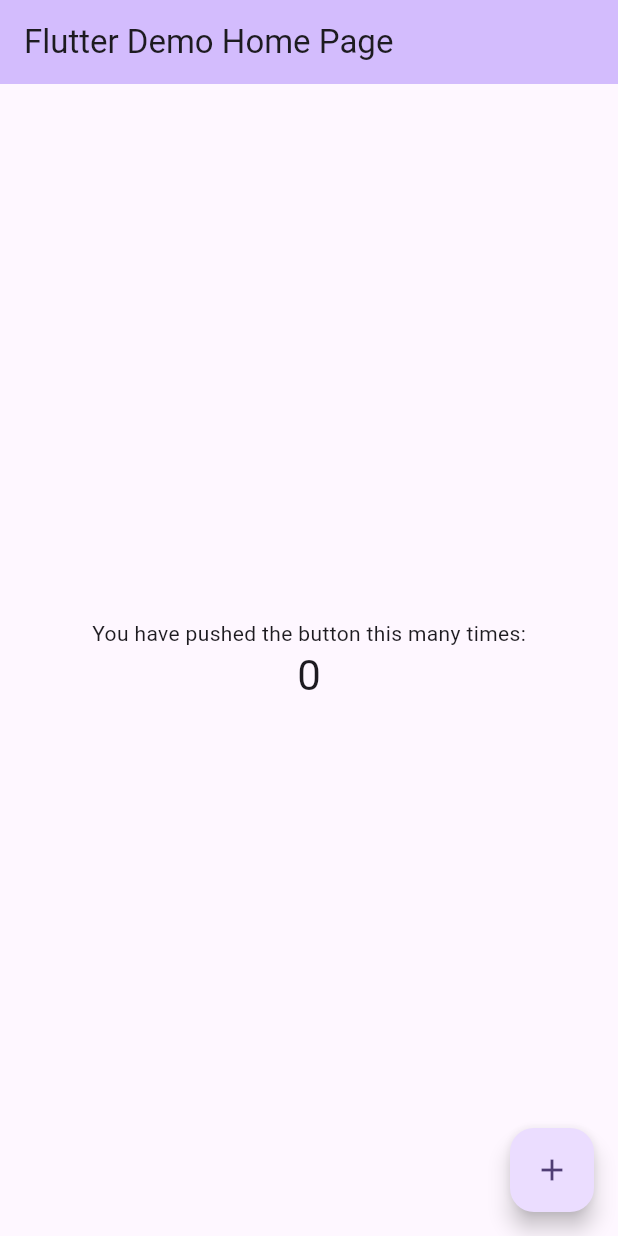
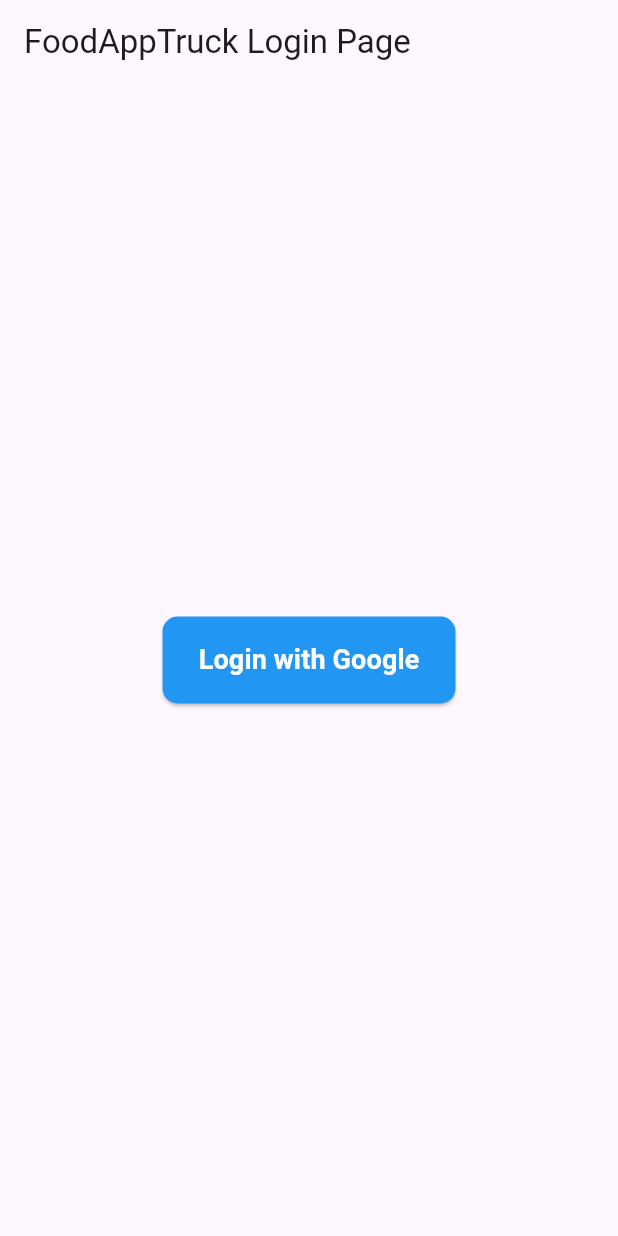
Before and after one commit to transito23/foodTruckStandApp, a Flutter app: the screen it shows after launch, on a phone screen of 412 x 824 dp. Run offline on Flutter 3.47's test engine with Material 3 defaults, Android fonts, the light colour scheme and no system bars; our stand-ins replace cloud_firestore, firebase_auth, firebase_core, firebase_storage, geolocator, google_sign_in and 1 more; accounts and stored records are empty; generated files the repository leaves out were written again.

Commit message:
login & photoform

```diff
--- /dev/null
+++ b/foodapptruck/lib/login.dart
@@ -0,0 +1,199 @@
+import 'package:firebase_auth/firebase_auth.dart';
+import 'package:foodapptruck/Photoform.dart';
+import 'package:flutter/foundation.dart';
+import 'package:flutter/material.dart';
+import 'package:google_sign_in/google_sign_in.dart';
+import 'package:firebase_core/firebase_core.dart';
+import 'firebase_options.dart';
+import 'package:cloud_firestore/cloud_firestore.dart';
+
+class LoginPage extends StatefulWidget {
+  const LoginPage({super.key});
+
+  @override
+  State<LoginPage> createState() => _LoginPageState();
+}
+
+class _LoginPageState extends State<LoginPage> {
+  bool _initialized = false;
+  UserCredential? _userCredential;
+  GoogleSignInAccount? googleUser;
+
+  Future<void> initializeDefault() async {
+    FirebaseApp app = await Firebase.initializeApp(
+      options: DefaultFirebaseOptions.currentPlatform,
+    );
+    _initialized = true;
+    if (kDebugMode) {
+      print("Initialized default app $app");
+    }
+  }
+
+  Future<UserCredential> signInWithGoogle() async {
+    if (!_initialized) {
+      await initializeDefault();
+    }
+    // Trigger the authentication flow
+    googleUser = await GoogleSignIn().signIn();
+
+    if (kDebugMode) {
+      if (googleUser != null) {
+        print(googleUser!.displayName);
+      }
+    }
+
+    // Obtain the auth details from the request
+    final GoogleSignInAuthentication? googleAuth =
+        await googleUser?.authentication;
+
+    // Create a new credential
+    final credential = GoogleAuthProvider.credential(
+      accessToken: googleAuth?.accessToken,
+      idToken: googleAuth?.idToken,
+    );
+
+    // Once signed in, return the UserCredential
+    _userCredential =
+        await FirebaseAuth.instance.signInWithCredential(credential);
+    setState(() {});
+    return _userCredential!;
+  }
+
+  @override
+  void initState() {
+    // TODO: implement initState
+    super.initState();
+  }
+
+  @override
+  Widget build(BuildContext context) {
+    if (googleUser != null) {
+      return Scaffold(
+          appBar: AppBar(
+            title: const Text('Food Trucks Page'),
+            actions: [
+              IconButton(
+                onPressed: logout,
+                icon: Icon(Icons.logout),
+              ),
+            ],
+          ),
+          body: Center(
+            child: Column(
+              mainAxisAlignment: MainAxisAlignment.center,
+              children: getBody(),
+            ),
+          ),
+          floatingActionButton: FloatingActionButton(
+            onPressed: () {
+              Navigator.push(
+                context,
+                MaterialPageRoute(builder: (context) => const MyHomePage()),
+              );
+            },
+            child: const Icon(Icons.add_a_photo),
+            foregroundColor: Colors.amber,
+          ));
+    } else {
+      return Scaffold(
+        appBar: AppBar(
+          title: const Text('FoodAppTruck Login Page'),
+        ),
+        body: Center(
+          child: Column(
+            mainAxisAlignment: MainAxisAlignment.center,
+            children: getBody(),
+          ),
+        ),
+      );
+    }
+  }
+
+  Future<void> logout() async {
+    FirebaseAuth.instance.signOut();
+    GoogleSignIn().signOut();
+    setState(() {
+      googleUser = null;
+    });
+  }
+
+  List<Widget> getBody() {
+    List<Widget> body = [];
+    if (googleUser == null) {
+      body.add(ElevatedButton(
+        style: ElevatedButton.styleFrom(
+          backgroundColor: Colors.blue, // Button background color
+          foregroundColor: Colors.white, // Text color
+          shape: RoundedRectangleBorder(
+            borderRadius: BorderRadius.circular(10.0),
+          ),
+          padding: const EdgeInsets.symmetric(vertical: 16.0, horizontal: 24.0),
+        ),
+        onPressed: () {
+          signInWithGoogle();
+        },
+        child: const Text(
+          'Login with Google',
+          style: TextStyle(
+            fontSize: 18.0,
+            fontWeight: FontWeight.bold,
+          ),
+        ),
+      ));
+    } else {
+      body.add(StreamBuilder(
+          stream: FirebaseFirestore.instance.collection('photos').snapshots(),
+          builder: ((context, snapshot) {
+            if (snapshot.hasError) {
+              if (kDebugMode) {
+                print(snapshot.error.toString());
+              }
+              return Text(snapshot.error.toString());
+            }
+            if (!snapshot.hasData) {
+              return const Text("Loading Photos...");
+            }
+            return Expanded(
+                child: ListView.builder(
+              itemCount: snapshot.data!.docs.length,
+              itemBuilder: ((context, index) {
+                return Text(snapshot.data!.docs[index]["title"]);
+              }),
+              shrinkWrap: true,
+            ));
+          })));
+      body.add(ListTile(
+          leading: GoogleUserCircleAvatar(identity: googleUser!),
+          title: Text(googleUser!.displayName ?? ""),
+          subtitle: Text(googleUser!.email ?? ""),
+          tileColor: Colors.blue,
+          shape: RoundedRectangleBorder(
+            borderRadius: BorderRadius.circular(10.0),
+          )));
+      body.add(ElevatedButton(
+        style: ElevatedButton.styleFrom(
+          foregroundColor: Color.fromARGB(255, 244, 168, 54), // Text color
+          shape: RoundedRectangleBorder(
+            borderRadius: BorderRadius.circular(10.0),
+          ),
+          padding: const EdgeInsets.symmetric(vertical: 16.0, horizontal: 24.0),
+        ),
+        onPressed: () {
+          FirebaseAuth.instance.signOut();
+          GoogleSignIn().signOut();
+          setState(() {
+            googleUser = null;
+          });
+        },
+        child: const Text(
+          'Logout',
+          style: TextStyle(
+            fontSize: 12.0,
+            fontWeight: FontWeight.bold,
+          ),
+        ),
+      ));
+    }
+    return body;
+  }
+}
--- a/foodapptruck/lib/main.dart
+++ b/foodapptruck/lib/main.dart
@@ -1,125 +1,136 @@
 import 'package:flutter/material.dart';
+import 'package:foodapptruck/login.dart';
+import 'package:google_sign_in/google_sign_in.dart';
+
+GoogleSignIn _googleSignIn = GoogleSignIn(
+  scopes: [
+    'email',
+  ],
+);
 
 void main() {
-  runApp(const MyApp());
+  runApp(const MaterialApp(
+    title: 'Navigation Basics',
+    home: LoginPage(),
+  ));
 }
 
-class MyApp extends StatelessWidget {
-  const MyApp({super.key});
+// class MyApp extends StatelessWidget {
+//   const MyApp({super.key});
 
-  // This widget is the root of your application.
-  @override
-  Widget build(BuildContext context) {
-    return MaterialApp(
-      title: 'Flutter Demo',
-      theme: ThemeData(
-        // This is the theme of your application.
-        //
-        // TRY THIS: Try running your application with "flutter run". You'll see
-        // the application has a blue toolbar. Then, without quitting the app,
-        // try changing the seedColor in the colorScheme below to Colors.green
-        // and then invoke "hot reload" (save your changes or press the "hot
-        // reload" button in a Flutter-supported IDE, or press "r" if you used
-        // the command line to start the app).
-        //
-        // Notice that the counter didn't reset back to zero; the application
-        // state is not lost during the reload. To reset the state, use hot
-        // restart instead.
-        //
-        // This works for code too, not just values: Most code changes can be
-        // tested with just a hot reload.
-        colorScheme: ColorScheme.fromSeed(seedColor: Colors.deepPurple),
-        useMaterial3: true,
-      ),
-      home: const MyHomePage(title: 'Flutter Demo Home Page'),
-    );
-  }
-}
+//   // This widget is the root of your application.
+//   @override
+//   Widget build(BuildContext context) {
+//     return MaterialApp(
+//       title: 'Flutter Demo',
+//       theme: ThemeData(
+//         // This is the theme of your application.
+//         //
+//         // TRY THIS: Try running your application with "flutter run". You'll see
+//         // the application has a blue toolbar. Then, without quitting the app,
+//         // try changing the seedColor in the colorScheme below to Colors.green
+//         // and then invoke "hot reload" (save your changes or press the "hot
+//         // reload" button in a Flutter-supported IDE, or press "r" if you used
+//         // the command line to start the app).
+//         //
+//         // Notice that the counter didn't reset back to zero; the application
+//         // state is not lost during the reload. To reset the state, use hot
+//         // restart instead.
+//         //
+//         // This works for code too, not just values: Most code changes can be
+//         // tested with just a hot reload.
+//         colorScheme: ColorScheme.fromSeed(seedColor: Colors.deepPurple),
+//         useMaterial3: true,
+//       ),
+//       home: const MyHomePage(title: 'Flutter Demo Home Page'),
+//     );
+//   }
+// }
 
-class MyHomePage extends StatefulWidget {
-  const MyHomePage({super.key, required this.title});
+// class MyHomePage extends StatefulWidget {
+//   const MyHomePage({super.key, required this.title});
 
-  // This widget is the home page of your application. It is stateful, meaning
-  // that it has a State object (defined below) that contains fields that affect
-  // how it looks.
+//   // This widget is the home page of your application. It is stateful, meaning
+//   // that it has a State object (defined below) that contains fields that affect
+//   // how it looks.
 
-  // This class is the configuration for the state. It holds the values (in this
-  // case the title) provided by the parent (in this case the App widget) and
-  // used by the build method of the State. Fields in a Widget subclass are
-  // always marked "final".
+//   // This class is the configuration for the state. It holds the values (in this
+//   // case the title) provided by the parent (in this case the App widget) and
+//   // used by the build method of the State. Fields in a Widget subclass are
+//   // always marked "final".
 
-  final String title;
+//   final String title;
 
-  @override
-  State<MyHomePage> createState() => _MyHomePageState();
-}
+//   @override
+//   State<MyHomePage> createState() => _MyHomePageState();
+// }
 
-class _MyHomePageState extends State<MyHomePage> {
-  int _counter = 0;
+// class _MyHomePageState extends State<MyHomePage> {
+//   int _counter = 0;
 
-  void _incrementCounter() {
-    setState(() {
-      // This call to setState tells the Flutter framework that something has
-      // changed in this State, which causes it to rerun the build method below
-      // so that the display can reflect the updated values. If we changed
-      // _counter without calling setState(), then the build method would not be
-      // called again, and so nothing would appear to happen.
-      _counter++;
-    });
-  }
+//   void _incrementCounter() {
+//     setState(() {
+//       // This call to setState tells the Flutter framework that something has
+//       // changed in this State, which causes it to rerun the build method below
+//       // so that the display can reflect the updated values. If we changed
+//       // _counter without calling setState(), then the build method would not be
+//       // called again, and so nothing would appear to happen.
+//       _counter++;
+//     });
+//   }
 
-  @override
-  Widget build(BuildContext context) {
-    // This method is rerun every time setState is called, for instance as done
-    // by the _incrementCounter method above.
-    //
-    // The Flutter framework has been optimized to make rerunning build methods
-    // fast, so that you can just rebuild anything that needs updating rather
-    // than having to individually change instances of widgets.
-    return Scaffold(
-      appBar: AppBar(
-        // TRY THIS: Try changing the color here to a specific color (to
-        // Colors.amber, perhaps?) and trigger a hot reload to see the AppBar
-        // change color while the other colors stay the same.
-        backgroundColor: Theme.of(context).colorScheme.inversePrimary,
-        // Here we take the value from the MyHomePage object that was created by
-        // the App.build method, and use it to set our appbar title.
-        title: Text(widget.title),
-      ),
-      body: Center(
-        // Center is a layout widget. It takes a single child and positions it
-        // in the middle of the parent.
-        child: Column(
-          // Column is also a layout widget. It takes a list of children and
-          // arranges them vertically. By default, it sizes itself to fit its
-          // children horizontally, and tries to be as tall as its parent.
-          //
-          // Column has various properties to control how it sizes itself and
-          // how it positions its children. Here we use mainAxisAlignment to
-          // center the children vertically; the main axis here is the vertical
-          // axis because Columns are vertical (the cross axis would be
-          // horizontal).
-          //
-          // TRY THIS: Invoke "debug painting" (choose the "Toggle Debug Paint"
-          // action in the IDE, or press "p" in the console), to see the
-          // wireframe for each widget.
-          mainAxisAlignment: MainAxisAlignment.center,
-          children: <Widget>[
-            const Text(
-              'You have pushed the button this many times:',
-            ),
-            Text(
-              '$_counter',
-              style: Theme.of(context).textTheme.headlineMedium,
-            ),
-          ],
-        ),
-      ),
-      floatingActionButton: FloatingActionButton(
-        onPressed: _incrementCounter,
-        tooltip: 'Increment',
-        child: const Icon(Icons.add),
-      ), // This trailing comma makes auto-formatting nicer for build methods.
-    );
-  }
-}
+//   @override
+//   Widget build(BuildContext context) {
+//     // This method is rerun every time setState is called, for instance as done
+//     // by the _incrementCounter method above.
+//     //
+//     // The Flutter framework has been optimized to make rerunning build methods
+//     // fast, so that you can just rebuild anything that needs updating rather
+//     // than having to individually change instances of widgets.
+//     return Scaffold(
+//       appBar: AppBar(
+//         // TRY THIS: Try changing the color here to a specific color (to
+//         // Colors.amber, perhaps?) and trigger a hot reload to see the AppBar
+//         // change color while the other colors stay the same.
+//         backgroundColor: Theme.of(context).colorScheme.inversePrimary,
+//         // Here we take the value from the MyHomePage object that was created by
+//         // the App.build method, and use it to set our appbar title.
+//         title: Text(widget.title),
+//       ),
+//       body: Center(
+//         // Center is a layout widget. It takes a single child and positions it
+//         // in the middle of the parent.
+//         child: Column(
+//           // Column is also a layout widget. It takes a list of children and
+//           // arranges them vertically. By default, it sizes itself to fit its
+//           // children horizontally, and tries to be as tall as its parent.
+//           //
+//           // Column has various properties to control how it sizes itself and
+//           // how it positions its children. Here we use mainAxisAlignment to
+//           // center the children vertically; the main axis here is the vertical
+//           // axis because Columns are vertical (the cross axis would be
+//           // horizontal).
+//           //
+//           // TRY THIS: Invoke "debug painting" (choose the "Toggle Debug Paint"
+//           // action in the IDE, or press "p" in the console), to see the
+//           // wireframe for each widget.
+//           mainAxisAlignment: MainAxisAlignment.center,
+//           children: <Widget>[
+//             const Text(
+//               'You have pushed the button this many times:',
+//             ),
+//             Text(
+//               '$_counter',
+//               style: Theme.of(context).textTheme.headlineMedium,
+//             ),
+//           ],
+//         ),
+//       ),
+//       floatingActionButton: FloatingActionButton(
+//         onPressed: _incrementCounter,
+//         tooltip: 'Increment',
+//         child: const Icon(Icons.add),
+//       ), // This trailing comma makes auto-formatting nicer for build methods.
+//     );
+//   }
+// }
```
Also changed, not shown: foodapptruck/lib/Photoform.dart (added, +243 -0 lines), foodapptruck/pubspec.yaml (+7 -0 lines), foodapptruck/pubspec.lock, 12 other files.
